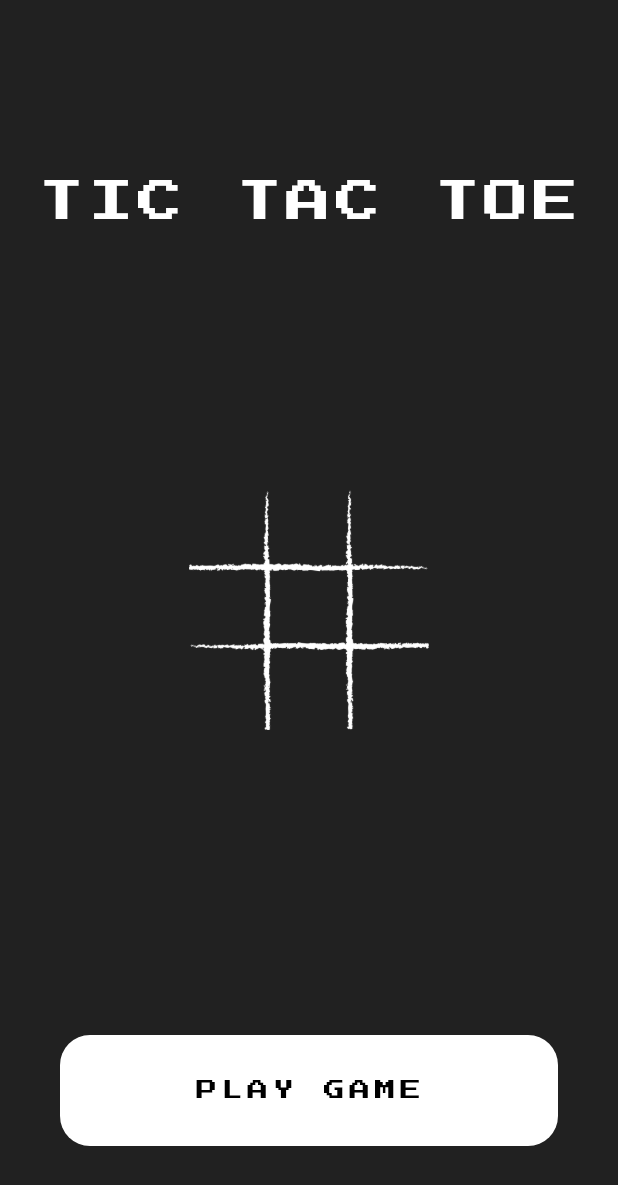
After one commit to SantiagoGonzalezFernandez/Growing-In-Flutter, a Flutter app: the screen it shows after launch, on a phone screen of 412 x 824 dp. The commit adds this screen. Shown: the top 1185 px of the screen. Run offline on Flutter 3.47's test engine with Material 2 defaults, Android fonts, the phone set to English and light mode, and no system bars; drawn by our look-alikes of avatar_glow; our stand-ins replace animate_do, curved_navigation_bar, flutter_svg, font_awesome_flutter, google_fonts, hidden_drawer_menu; missing offline and left inert: foldable_sidebar, spincircle_bottom_bar, swipedetector.

Commit message:
FINISHED: Tic Tac Toe

```diff
--- /dev/null
+++ b/growing_in_flutter/lib/TicTacToe/info.txt
@@ -0,0 +1,3 @@
+Tic Tac Toe
+
+Playlist: https://www.youtube.com/playlist?list=PLlvRDpXh1Se6e3FSn5O7VU6tzlndSi3FD
--- /dev/null
+++ b/growing_in_flutter/lib/TicTacToe/src/pages/intro_page.dart
@@ -0,0 +1,107 @@
+//Imports that are not mine
+import 'package:avatar_glow/avatar_glow.dart';
+import 'package:flutter/material.dart';
+import 'package:google_fonts/google_fonts.dart';
+
+//Imports that are mine
+//Pages
+import 'home_page.dart';
+
+class IntroPage extends StatefulWidget {
+  @override
+  _IntroPageState createState() => _IntroPageState();
+}
+
+class _IntroPageState extends State<IntroPage> with SingleTickerProviderStateMixin{
+
+  static var myNewFont = GoogleFonts.pressStart2p(
+    textStyle: TextStyle(color: Colors.black, letterSpacing: 3)
+  );
+  static var myNewFontWhite = GoogleFonts.pressStart2p(
+    textStyle: TextStyle(color: Colors.white, letterSpacing: 3)
+  );
+
+  @override
+  Widget build(BuildContext context) {
+    final color = Colors.white;
+    return MaterialApp(
+      debugShowCheckedModeBanner: false,
+      home: Scaffold(
+          backgroundColor: Colors.grey[900],
+          body: Center(
+            child: Column(
+              mainAxisAlignment: MainAxisAlignment.center,
+              children: <Widget>[
+                Expanded(
+                  child: Padding(
+                    padding: const EdgeInsets.only(top: 120.0),
+                    child: Container(
+                      child: Text(
+                        "TIC TAC TOE",
+                        style: myNewFontWhite.copyWith(fontSize: 30),
+                      ),
+                    ),
+                  ),
+                ),
+                Expanded(
+                  flex: 2,
+                  child: Container(
+                    child: AvatarGlow(
+                      endRadius: 140,
+                      duration: Duration(seconds: 2),
+                      glowColor: Colors.white,
+                      repeat: true,
+                      repeatPauseDuration: Duration(seconds: 1),
+                      startDelay: Duration(seconds: 1),
+                      child: Container(
+                        decoration: BoxDecoration(
+                            border: Border.all(
+                              style: BorderStyle.none,
+                            ),
+                            shape: BoxShape.circle),
+                        child: CircleAvatar(
+                          backgroundColor: Colors.grey[900],
+                          child: Container(
+                            child: Image.asset(
+                              'TicTacToe/assets/images/tictactoelogo.png',
+                              color: Colors.white,
+                              fit: BoxFit.scaleDown,
+                            ),
+                          ),
+                          radius: 80.0,
+                        ),
+                      ),
+                    ),
+                  ),
+                ),
+                SizedBox(height: 80.0),
+                GestureDetector(
+                  onTap: () {
+                    Navigator.push(
+                      context,
+                      MaterialPageRoute(builder: (context) => HomePage()),
+                    );
+                  },
+                  child: Padding(
+                    padding: EdgeInsets.only(left: 40, right: 40, bottom: 60),
+                    child: ClipRRect(
+                      borderRadius: BorderRadius.circular(20),
+                      child: Container(
+                        padding: EdgeInsets.all(30),
+                        color: Colors.white,
+                        child: Center(
+                          child: Text(
+                            'PLAY GAME',
+                            style: myNewFont,
+                          ),
+                        ),
+                      ),
+                    ),
+                  ),
+                ),
+              ],
+            ),
+          )),
+    );
+  }
+}
--- /dev/null
+++ b/growing_in_flutter/lib/TicTacToe/tic_tac_toe.dart
@@ -0,0 +1,18 @@
+//Imports that are not mine
+import 'package:flutter/material.dart';
+
+//Imports that are mine
+//Pages
+import 'package:growing_in_flutter/TicTacToe/src/pages/intro_page.dart';
+
+class TicTacToe extends StatelessWidget {
+
+  @override
+  Widget build(BuildContext context) {
+    return MaterialApp(
+      debugShowCheckedModeBanner: false,
+      title: 'Tic Tac Toe',
+      home: IntroPage(),
+    );
+  }
+}
--- a/growing_in_flutter/lib/main.dart
+++ b/growing_in_flutter/lib/main.dart
@@ -1,5 +1,6 @@
 //Imports that are not mine
 import 'package:flutter/material.dart';
+import 'package:flutter/services.dart';
 
 //Imports that are mine
 //Hidden Drawer Menu
@@ -25,45 +26,65 @@ import 'package:growing_in_flutter/PlantUI/plant_ui.dart';
 import 'package:growing_in_flutter/AnimateDo/animate_do.dart';
 //Animated Login UI
 import 'package:growing_in_flutter/AnimatedLoginUI/animated_login_ui.dart';
+import 'package:growing_in_flutter/TicTacToe/tic_tac_toe.dart';
 
-void main() => runApp(MyApp());
+void main() {
+  WidgetsFlutterBinding.ensureInitialized();
+  int numberApp = 12;
+  // Tic Tac Toe
+  if(numberApp == 12){
+    SystemChrome.setPreferredOrientations([
+      DeviceOrientation.portraitUp
+    ]);
+    SystemChrome.setEnabledSystemUIOverlays([]);
+  }
+
+  runApp(MyApp(numberApp: numberApp));
+}
 
 class MyApp extends StatefulWidget {
+  final int numberApp;
+
+  MyApp({
+    @required this.numberApp
+  });
+
   @override
   _MyAppState createState() => _MyAppState();
 }
 
 class _MyAppState extends State<MyApp> {
 
-  int numberApp = 11;
   Widget materialApp;
 
   @override
   Widget build(BuildContext context) {
-    if(numberApp == 0){
+    if(widget.numberApp == 0){
       materialApp = HiddenDrawerMenu();
-    } else if (numberApp == 1) {
+    } else if (widget.numberApp == 1) {
       materialApp = ThemeProvider();
-    } else if (numberApp == 2) {
+    } else if (widget.numberApp == 2) {
       materialApp = CurvedNavigationBar();
-    } else if (numberApp == 3) {
+    } else if (widget.numberApp == 3) {
       materialApp = DownloadButton();
-    } else if (numberApp == 4) {
+    } else if (widget.numberApp == 4) {
       materialApp = FoldableNavigationSidebar();
-    } else if (numberApp == 5) {
+    } else if (widget.numberApp == 5) {
       materialApp = SpinCircleBottomNavigationBar();
-    } else if (numberApp == 6) {
+    } else if (widget.numberApp == 6) {
       materialApp = NeumorphicButtons();
-    } else if (numberApp == 7) {
+    } else if (widget.numberApp == 7) {
       materialApp = SimpleBottomNavigationBar();
-    } else if (numberApp == 8) {
+    } else if (widget.numberApp == 8) {
       materialApp = PlantUI();
-    } else if (numberApp == 9) {
+    } else if (widget.numberApp == 9) {
       materialApp = AnimateDo();
-    } else if (numberApp == 10) {
+    } else if (widget.numberApp == 10) {
       materialApp = AnimatedLoginUI();
-    } else if (numberApp == 11) {
+    } else if (widget.numberApp == 11) {
       materialApp = MeditateUI();
+    } else if (widget.numberApp == 12) {
+      materialApp = TicTacToe();
     } else {
       materialApp = NoAppSelected();
     }
@@ -75,6 +96,7 @@ class NoAppSelected extends StatelessWidget {
   @override
   Widget build(BuildContext context) {
     return MaterialApp(
+      debugShowCheckedModeBanner: false,
       title: 'No App Selected',
       home: Center(
         child: Text(
--- a/growing_in_flutter/lib/number_app.txt
+++ b/growing_in_flutter/lib/number_app.txt
@@ -12,3 +12,4 @@ Number App
 9  = Animate Do
 10 = Animated Login UI
 11 = Meditate UI
+12 = Tic Tac Toe
--- a/growing_in_flutter/pubspec.yaml
+++ b/growing_in_flutter/pubspec.yaml
@@ -42,6 +42,10 @@ dependencies:
   animate_do: ^1.7.5
   # Animate Do
   font_awesome_flutter: ^8.11.0
+  # Tic Tac Toe
+  google_fonts: ^1.1.1
+  # Tic Tac Toe
+  avatar_glow: ^1.2.0
 
 dev_dependencies:
   flutter_test:
@@ -58,6 +62,8 @@ flutter:
     # Meditate UI
     - MeditateUI/assets/icons/
     - MeditateUI/assets/images/
+    # Tic Tac Tow
+    - TicTacToe/assets/images/
 
   fonts:
     # Meditate UI
```
Also changed, not shown: growing_in_flutter/lib/TicTacToe/src/pages/home_page.dart (added, +246 -0 lines), growing_in_flutter/TicTacToe/assets/images/tictactoelogo.png (added), growing_in_flutter/pubspec.lock.
